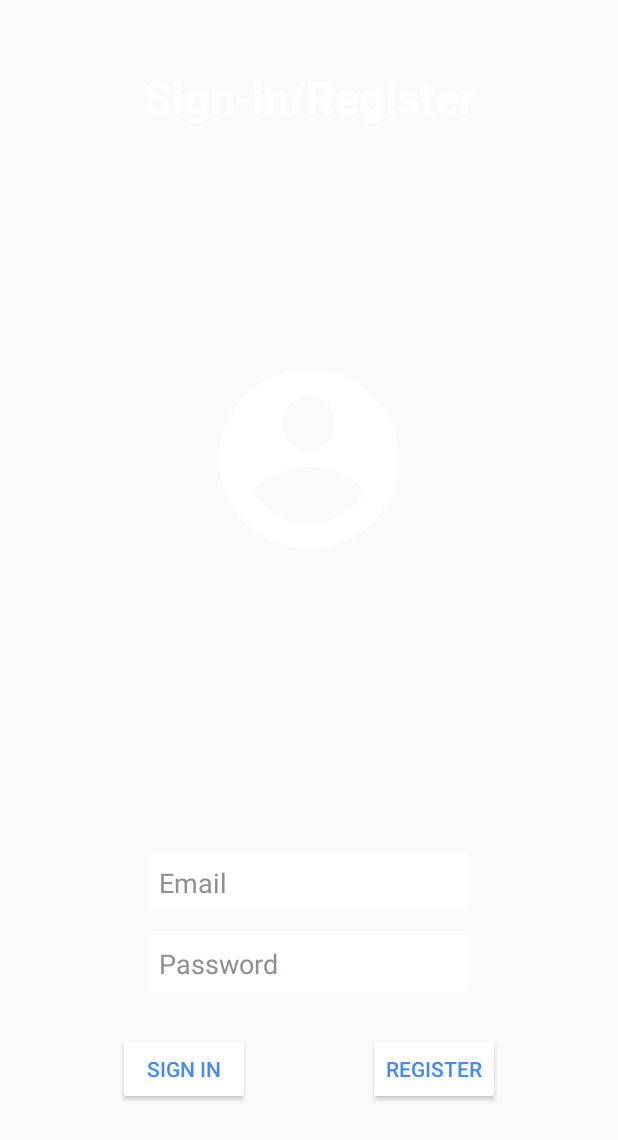
After one commit to SphericalKat/DevFest, an Android app: the layout fragment_intro_auth.xml on its own in the app's theme, with its tools: preview values and no code run, on a phone screen of 412 x 824 dp. The commit adds this screen. Shown: the top 1140 px of the screen. Run offline under Robolectric (Android 15) with nearby library versions, the phone set to English and light mode, and no system bars.

Commit message:
Add email/password auth, style and theme it too
Signed-off-by: ATechnoHazard <amolele@firehound.org>

```diff
--- a/app/build.gradle
+++ b/app/build.gradle
@@ -31,6 +31,7 @@ dependencies {
     implementation 'com.android.support:design:27.1.1'
     implementation 'com.android.support.constraint:constraint-layout:1.1.3'
     implementation 'com.android.support:support-v4:27.1.1'
+    implementation 'com.google.firebase:firebase-auth:11.6.0'
     testImplementation 'junit:junit:4.12'
     androidTestImplementation 'com.android.support.test:runner:1.0.2'
     androidTestImplementation 'com.android.support.test.espresso:espresso-core:3.0.2'
@@ -41,3 +42,5 @@ dependencies {
     //Material-intro
     implementation 'com.heinrichreimersoftware:material-intro:1.6.2'
 }
+
+apply plugin: 'com.google.gms.google-services'
--- /dev/null
+++ b/app/src/main/res/drawable/custom_edittext.xml
@@ -0,0 +1,19 @@
+<?xml version="1.0" encoding="utf-8"?>
+<shape xmlns:android="http://schemas.android.com/apk/res/android"
+    android:padding="10dp"
+    android:shape="rectangle">
+
+    <solid android:color="#FFFFFF" />
+
+    <corners
+        android:bottomLeftRadius="4dp"
+        android:bottomRightRadius="4dp"
+        android:topLeftRadius="4dp"
+        android:topRightRadius="4dp" />
+    <padding
+        android:left="7dp"
+        android:bottom="7dp"
+        android:top="7dp"
+        android:right="7dp"/>
+
+</shape>
--- /dev/null
+++ b/app/src/main/res/drawable/ic_account_circle.xml
@@ -0,0 +1,5 @@
+<vector android:height="24dp" android:tint="#FFFFFF"
+    android:viewportHeight="24.0" android:viewportWidth="24.0"
+    android:width="24dp" xmlns:android="http://schemas.android.com/apk/res/android">
+    <path android:fillColor="#FF000000" android:pathData="M12,2C6.48,2 2,6.48 2,12s4.48,10 10,10 10,-4.48 10,-10S17.52,2 12,2zM12,5c1.66,0 3,1.34 3,3s-1.34,3 -3,3 -3,-1.34 -3,-3 1.34,-3 3,-3zM12,19.2c-2.5,0 -4.71,-1.28 -6,-3.22 0.03,-1.99 4,-3.08 6,-3.08 1.99,0 5.97,1.09 6,3.08 -1.29,1.94 -3.5,3.22 -6,3.22z"/>
+</vector>
--- /dev/null
+++ b/app/src/main/res/layout/fragment_intro_auth.xml
@@ -0,0 +1,100 @@
+<?xml version="1.0" encoding="utf-8"?>
+<android.support.constraint.ConstraintLayout xmlns:android="http://schemas.android.com/apk/res/android"
+    xmlns:app="http://schemas.android.com/apk/res-auto"
+    xmlns:tools="http://schemas.android.com/tools"
+    android:layout_width="match_parent"
+    android:layout_height="match_parent"
+    tools:context=".IntroAuthFragment"
+    tools:layout_editor_absoluteY="25dp">
+
+
+    <EditText
+        android:id="@+id/auth_email"
+        android:layout_width="wrap_content"
+        android:layout_height="wrap_content"
+        android:layout_marginBottom="16dp"
+        android:background="@drawable/custom_edittext"
+        android:ems="10"
+        android:hint="@string/auth_email_text"
+        android:inputType="textEmailAddress"
+        android:textColor="@color/black"
+        android:textColorHint="@color/gray"
+        app:layout_constraintBottom_toTopOf="@+id/auth_password"
+        app:layout_constraintEnd_toEndOf="parent"
+        app:layout_constraintHorizontal_bias="0.5"
+        app:layout_constraintStart_toStartOf="parent"
+        app:layout_constraintTop_toBottomOf="@+id/imageView" />
+
+    <EditText
+        android:id="@+id/auth_password"
+        android:layout_width="wrap_content"
+        android:layout_height="wrap_content"
+        android:layout_marginBottom="27dp"
+        android:background="@drawable/custom_edittext"
+        android:ems="10"
+        android:hint="@string/auth_password_text"
+        android:inputType="textPassword"
+        android:textColor="@color/gray"
+        android:textColorHint="@color/gray"
+        app:layout_constraintBottom_toTopOf="@+id/register_auth"
+        app:layout_constraintEnd_toEndOf="parent"
+        app:layout_constraintHorizontal_bias="0.5"
+        app:layout_constraintStart_toStartOf="parent"
+        app:layout_constraintTop_toBottomOf="@+id/auth_email" />
+
+    <Button
+        android:id="@+id/sign_in"
+        android:layout_width="wrap_content"
+        android:layout_height="wrap_content"
+        android:layout_marginTop="27dp"
+        android:backgroundTint="@color/white"
+        android:text="Sign in"
+        android:textColor="@color/colorAccent"
+        app:layout_constraintEnd_toStartOf="@+id/register_auth"
+        app:layout_constraintHorizontal_bias="0.5"
+        app:layout_constraintStart_toStartOf="parent"
+        app:layout_constraintTop_toBottomOf="@+id/auth_password" />
+
+    <Button
+        android:id="@+id/register_auth"
+        android:layout_width="wrap_content"
+        android:layout_height="wrap_content"
+        android:layout_marginBottom="87dp"
+        android:backgroundTint="@color/white"
+        android:text="Register"
+        android:textColor="@color/colorAccent"
+        app:layout_constraintBottom_toBottomOf="parent"
+        app:layout_constraintEnd_toEndOf="parent"
+        app:layout_constraintHorizontal_bias="0.5"
+        app:layout_constraintStart_toEndOf="@+id/sign_in"
+        app:layout_constraintTop_toBottomOf="@+id/auth_password" />
+
+    <TextView
+        android:id="@+id/textView2"
+        android:layout_width="wrap_content"
+        android:layout_height="wrap_content"
+        android:layout_marginBottom="18dp"
+        android:layout_marginTop="44dp"
+        android:text="Sign-in/Register"
+        android:textAppearance="@android:style/TextAppearance.Large"
+        android:textColor="@color/white"
+        android:textSize="30sp"
+        android:textStyle="bold"
+        app:layout_constraintBottom_toTopOf="@+id/imageView"
+        app:layout_constraintEnd_toEndOf="parent"
+        app:layout_constraintHorizontal_bias="0.5"
+        app:layout_constraintStart_toStartOf="parent"
+        app:layout_constraintTop_toTopOf="parent" />
+
+    <ImageView
+        android:id="@+id/imageView"
+        android:layout_width="144dp"
+        android:layout_height="0dp"
+        android:layout_marginBottom="60dp"
+        android:src="@drawable/ic_account_circle"
+        app:layout_constraintBottom_toTopOf="@+id/auth_email"
+        app:layout_constraintEnd_toEndOf="parent"
+        app:layout_constraintHorizontal_bias="0.5"
+        app:layout_constraintStart_toStartOf="parent"
+        app:layout_constraintTop_toBottomOf="@+id/textView2" />
+</android.support.constraint.ConstraintLayout>
--- a/app/src/main/res/values/colors.xml
+++ b/app/src/main/res/values/colors.xml
@@ -3,4 +3,5 @@
     <color name="colorAccent">#448AFF</color>
     <color name="white">#FFF</color>
     <color name="black">#000</color>
+    <color name="gray">#8b9191</color>
 </resources>
--- a/app/src/main/res/values/strings.xml
+++ b/app/src/main/res/values/strings.xml
@@ -15,4 +15,6 @@
     <string name="home">Home</string>
     <string name="audio">Audio</string>
     <string name="video">Video</string>
+    <string name="auth_email_text">Email</string>
+    <string name="auth_password_text">Password</string>
 </resources>
--- a/build.gradle
+++ b/build.gradle
@@ -12,6 +12,7 @@ buildscript {
 
         // NOTE: Do not place your application dependencies here; they belong
         // in the individual module build.gradle files
+        classpath 'com.google.gms:google-services:3.1.1'
     }
 }
 
```
Also changed, not shown: app/src/main/java/org/firehound/devfest/IntroAuthFragment.java (added, +113 -0 lines), app/src/main/java/org/firehound/devfest/MainActivity.java (+15 -0 lines), app/src/main/java/org/firehound/devfest/MainIntroActivity.java (+13 -0 lines), app/src/main/res/drawable/custom_background.xml (added, +7 -0 lines), 1 other file.
